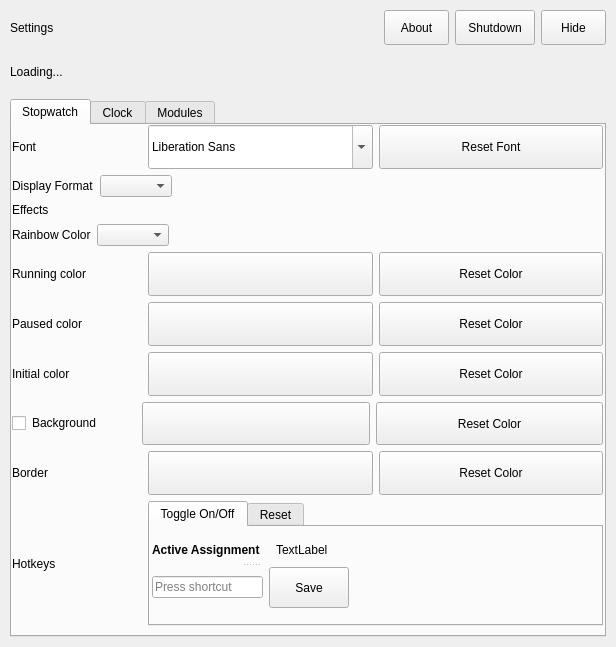
Above: stopwatchinteractiveeditor.ui from Bo0sted/phasmophobia-stopwatch-timer before the change. Below: the same form after it.
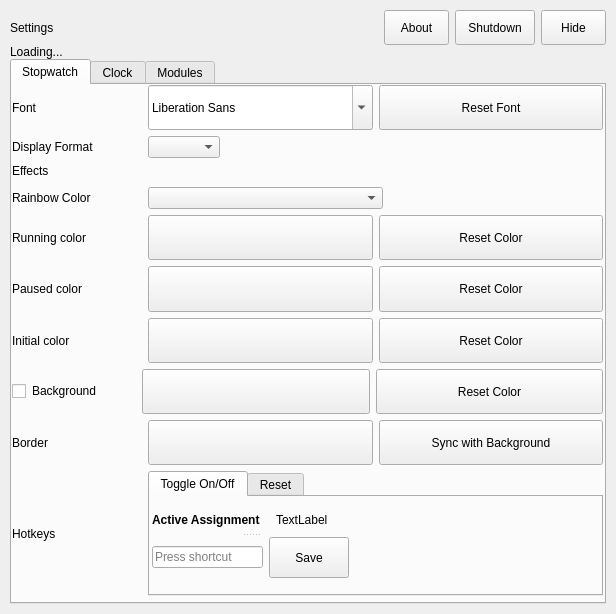
That is the form after the change.

Commit message:
Background and border
- Fixed needing to restart after re-enabling background
- Background and Border options become inaccessible when background is disable
- Implemented background reset button
- Changed border reset button to sync with background instead. Makes more sense

```diff
--- a/stopwatchinteractiveeditor.ui
+++ b/stopwatchinteractiveeditor.ui
@@ -7,7 +7,7 @@
     <x>0</x>
     <y>0</y>
     <width>616</width>
-    <height>647</height>
+    <height>614</height>
    </rect>
   </property>
   <property name="sizePolicy">
@@ -72,8 +72,11 @@
      <property name="bottomMargin">
       <number>0</number>
      </property>
+     <property name="horizontalSpacing">
+      <number>6</number>
+     </property>
      <property name="verticalSpacing">
-      <number>20</number>
+      <number>0</number>
      </property>
      <item row="0" column="0">
       <layout class="QHBoxLayout" name="horizontalLayout">
@@ -288,7 +291,7 @@
            <x>0</x>
            <y>0</y>
            <width>591</width>
-           <height>501</height>
+           <height>511</height>
           </rect>
          </property>
          <layout class="QVBoxLayout" name="verticalLayout">
@@ -366,6 +369,12 @@
            <layout class="QHBoxLayout" name="horizontalLayout_16">
             <item>
              <widget class="QLabel" name="label_8">
+              <property name="minimumSize">
+               <size>
+                <width>130</width>
+                <height>0</height>
+               </size>
+              </property>
               <property name="text">
                <string>Display Format</string>
               </property>
@@ -424,6 +433,12 @@
                   <verstretch>0</verstretch>
                  </sizepolicy>
                 </property>
+                <property name="minimumSize">
+                 <size>
+                  <width>130</width>
+                  <height>0</height>
+                 </size>
+                </property>
                 <property name="text">
                  <string>Rainbow Color</string>
                 </property>
@@ -431,9 +446,15 @@
               </item>
               <item>
                <widget class="QComboBox" name="rainbowColorComboBox">
+                <property name="minimumSize">
+                 <size>
+                  <width>0</width>
+                  <height>0</height>
+                 </size>
+                </property>
                 <property name="maximumSize">
                  <size>
-                  <width>200</width>
+                  <width>16777215</width>
                   <height>16777215</height>
                  </size>
                 </property>
@@ -444,9 +465,12 @@
                 <property name="orientation">
                  <enum>Qt::Orientation::Horizontal</enum>
                 </property>
+                <property name="sizeType">
+                 <enum>QSizePolicy::Policy::Fixed</enum>
+                </property>
                 <property name="sizeHint" stdset="0">
                  <size>
-                  <width>40</width>
+                  <width>220</width>
                   <height>20</height>
                  </size>
                 </property>
@@ -487,7 +511,7 @@
               </property>
               <property name="maximumSize">
                <size>
-                <width>9999999</width>
+                <width>16777215</width>
                 <height>50</height>
                </size>
               </property>
@@ -542,7 +566,7 @@
               </property>
               <property name="maximumSize">
                <size>
-                <width>9999999</width>
+                <width>16777215</width>
                 <height>50</height>
                </size>
               </property>
@@ -597,7 +621,7 @@
               </property>
               <property name="maximumSize">
                <size>
-                <width>9999999</width>
+                <width>16777215</width>
                 <height>50</height>
                </size>
               </property>
@@ -726,7 +750,7 @@
               </property>
               <property name="maximumSize">
                <size>
-                <width>9999999</width>
+                <width>16777215</width>
                 <height>50</height>
                </size>
               </property>
@@ -744,7 +768,7 @@
                </size>
               </property>
               <property name="text">
-               <string>Reset Color</string>
+               <string>Sync with Background</string>
               </property>
              </widget>
             </item>
```
Left out of the diff: 6 changed lines with no effect on the pictures. The commit also changes 4 other files.
